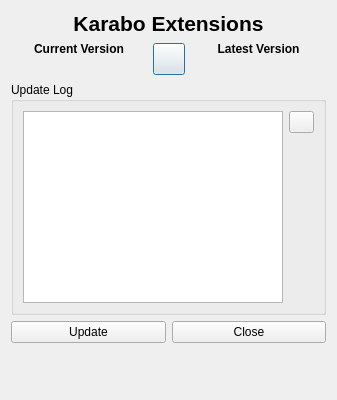
First picture: the form in src/pythonGui/karabogui/dialogs/update_dialog.ui, repository European-XFEL/Karabo, before the edit.
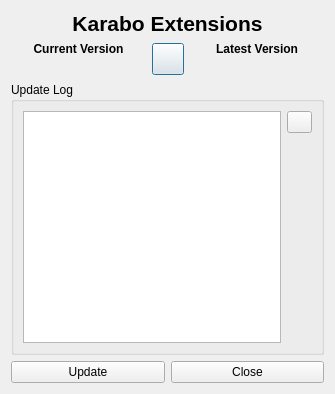
Second picture: the form after the edit.

Commit message: Remove dialog spacer

```diff
--- a/src/pythonGui/karabogui/dialogs/update_dialog.ui
+++ b/src/pythonGui/karabogui/dialogs/update_dialog.ui
@@ -6,8 +6,8 @@
    <rect>
     <x>0</x>
     <y>0</y>
-    <width>337</width>
-    <height>400</height>
+    <width>335</width>
+    <height>394</height>
    </rect>
   </property>
   <property name="sizePolicy">
@@ -247,19 +247,6 @@
      </item>
     </layout>
    </item>
-   <item>
-    <spacer name="verticalSpacer">
-     <property name="orientation">
-      <enum>Qt::Vertical</enum>
-     </property>
-     <property name="sizeHint" stdset="0">
-      <size>
-       <width>20</width>
-       <height>0</height>
-      </size>
-     </property>
-    </spacer>
-   </item>
   </layout>
   <zorder>label_3</zorder>
   <zorder>groupBox</zorder>
```
Left out of the diff: 7 changed lines with no effect on the pictures.
